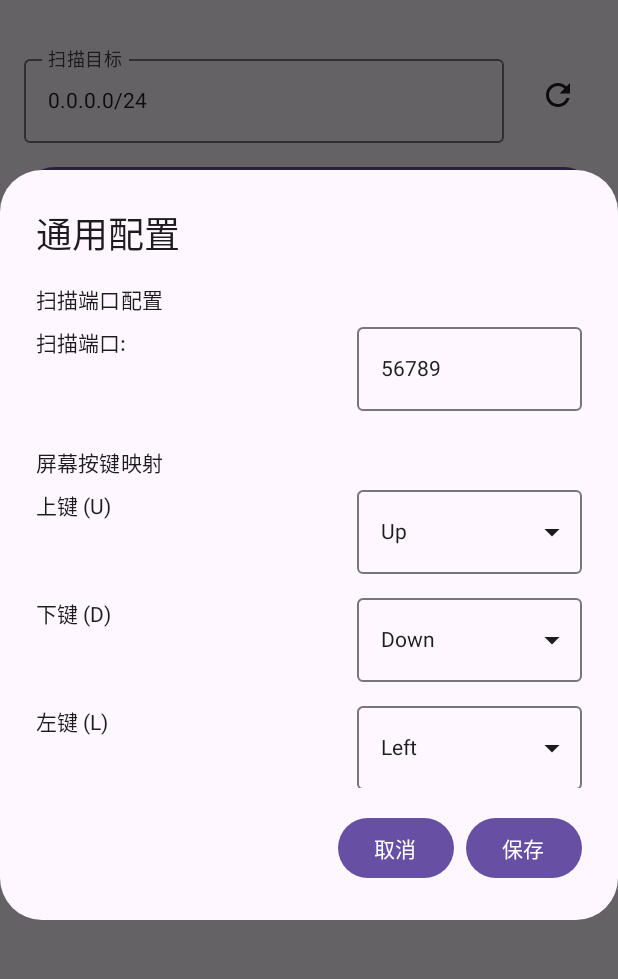
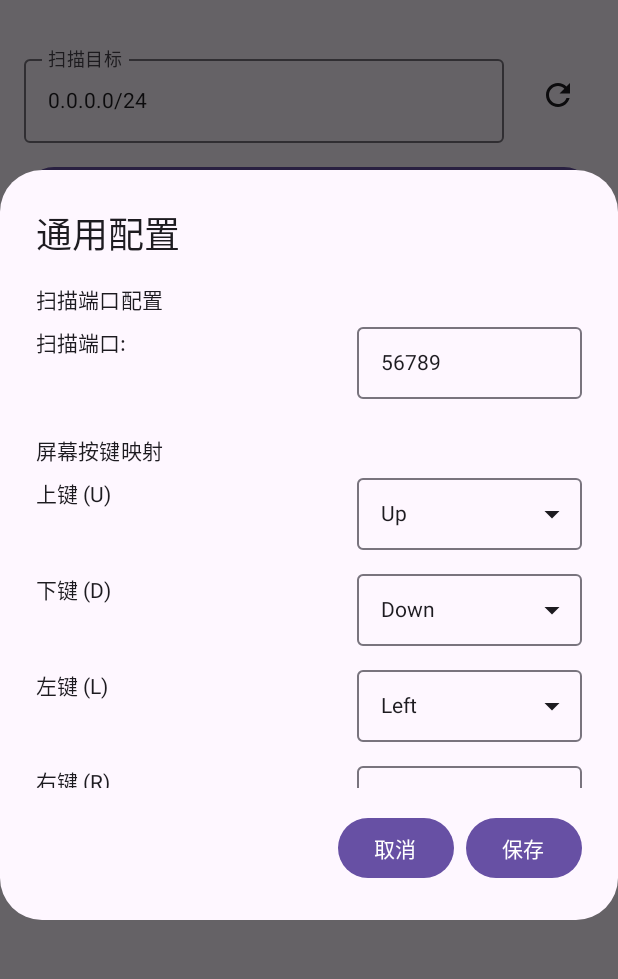
Before and after one commit to xiaodonghsu/MultiScreenMate, an Android app built with Jetpack Compose: the screen it shows after launch (MainActivity), after a tap on "配置", on a phone screen of 412 x 824 dp, the part 73-1052 px from its top. Run offline under Robolectric (Android 15) with nearby library versions, the phone set to English and light mode, and no system bars.

Commit message:
调整配置页面信息

```diff
--- a/app/src/main/java/com/bestlink/screenmate/MainActivity.kt
+++ b/app/src/main/java/com/bestlink/screenmate/MainActivity.kt
@@ -573,7 +573,7 @@ class MainActivity : ComponentActivity() {
                                         val port = newValue.toIntOrNull() ?: 56789
                                         keymapConfig = keymapConfig.copy(scanPort = port)
                                     },
-                                    modifier = Modifier.width(150.dp)
+                                    modifier = Modifier.width(150.dp).height(48.dp)
                                 )
                             }
                             Spacer(modifier = Modifier.height(16.dp))
@@ -605,7 +605,7 @@ class MainActivity : ComponentActivity() {
                                             value = currentValue,
                                             onValueChange = {},
                                             readOnly = true,
-                                            modifier = Modifier.fillMaxWidth()
+                                            modifier = Modifier.fillMaxWidth().height(48.dp)
                                         )
 
                                         // 下拉箭头和点击区域
@@ -673,7 +673,7 @@ class MainActivity : ComponentActivity() {
                                             value = currentValue,
                                             onValueChange = {},
                                             readOnly = true,
-                                            modifier = Modifier.fillMaxWidth()
+                                            modifier = Modifier.fillMaxWidth().height(48.dp)
                                         )
 
                                         // 下拉箭头和点击区域
```
Also changed, not shown: app/src/main/java/com/bestlink/screenmate/HostSettingsActivity.kt (+4 -4 lines).
